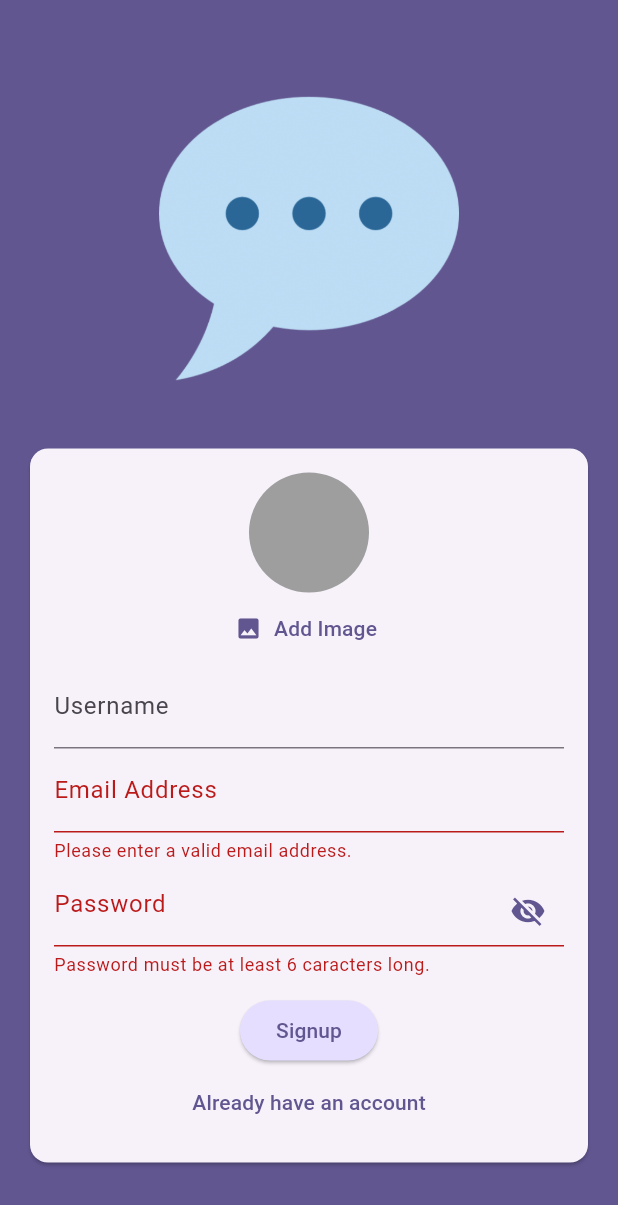
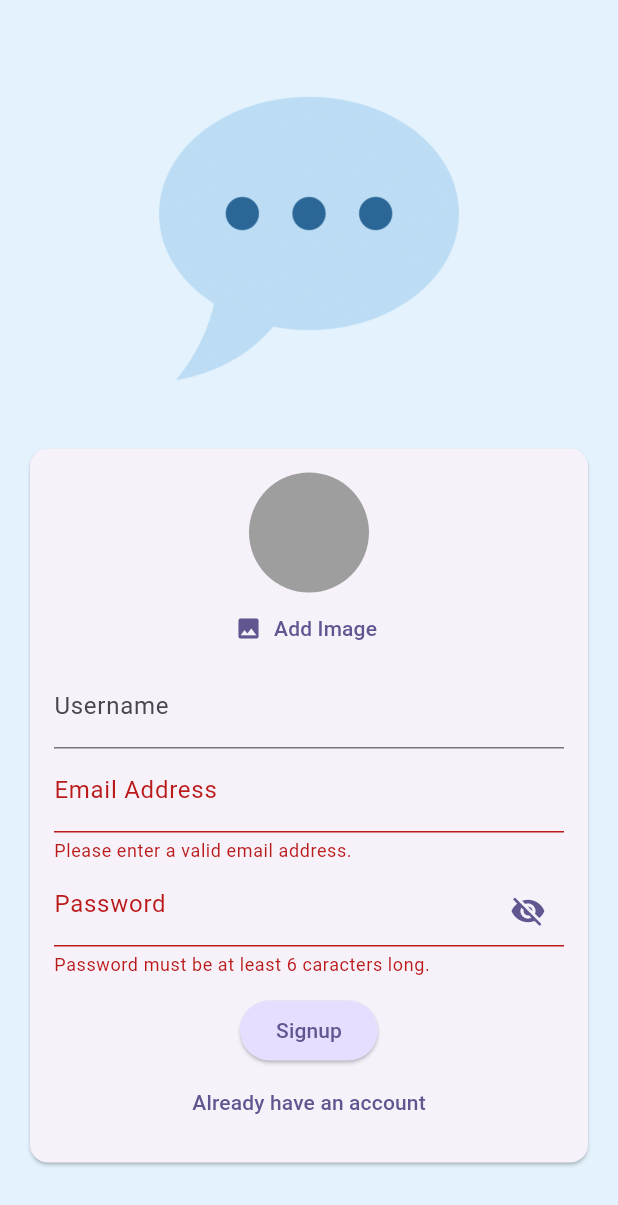
Before and after one commit to Aymen-Khanfir/flutter-chat-app, a Flutter app: the screen it shows after launch, after a tap on "Login", after a tap on "Create an account", on a phone screen of 412 x 824 dp. Shown: the top 1205 px of the screen. Run offline on Flutter 3.47's test engine with Material 3 defaults, Android fonts, the phone set to English and light mode, and no system bars; our stand-ins replace cloud_firestore, firebase_auth, firebase_core, firebase_messaging, firebase_storage, image_picker; accounts and stored records are empty.

```diff
--- a/lib/screens/auth.dart
+++ b/lib/screens/auth.dart
@@ -81,7 +81,7 @@ class _AuthScreenState extends State<AuthScreen> {
   @override
   Widget build(BuildContext context) {
     return Scaffold(
-      backgroundColor: Theme.of(context).colorScheme.primary,
+      backgroundColor: Theme.of(context).secondaryHeaderColor,
       body: Center(
         child: SingleChildScrollView(
           child: Column(
--- a/lib/screens/chat.dart
+++ b/lib/screens/chat.dart
@@ -37,7 +37,7 @@ class _ChatScreenState extends State<ChatScreen> {
   Widget build(BuildContext context) {
     return Scaffold(
       appBar: AppBar(
-        title: const Text('Welcome'),
+        title: const Text('WELCOME TO CHATAK'),
         actions: [
           IconButton(
             onPressed: () {
@@ -45,8 +45,9 @@ class _ChatScreenState extends State<ChatScreen> {
             },
             icon: const Icon(Icons.exit_to_app),
             color: Theme.of(context).colorScheme.primary,
-          )
+          ),
         ],
+        backgroundColor: Theme.of(context).secondaryHeaderColor,
       ),
       body: const Column(
         children: [
--- a/lib/screens/splash.dart
+++ b/lib/screens/splash.dart
@@ -33,28 +33,30 @@ class _SplashScreenState extends State<SplashScreen> with SingleTickerProviderSt
     return Scaffold(
       body: Container(
         width: double.infinity,
-        decoration: const BoxDecoration(
-          gradient: LinearGradient(
-            colors: [Colors.indigo, Colors.deepPurple],
-            begin: Alignment.topRight,
-            end: Alignment.bottomLeft,
-          ),
+        decoration: BoxDecoration(
+          color: Theme.of(context).secondaryHeaderColor,
+          // gradient: LinearGradient(
+          //   colors: [Colors.indigo, Colors.deepPurple],
+          //   begin: Alignment.topRight,
+          //   end: Alignment.bottomLeft,
+          // ),
         ),
-        child: const Column(
+        child: Column(
           mainAxisAlignment: MainAxisAlignment.center,
           children: [
             Icon(
               Icons.chat,
               size: 80,
-              color: Colors.white,
+              color: Theme.of(context).colorScheme.primary,
             ),
-            SizedBox(height: 20),
+            const SizedBox(height: 20),
             Text(
               'CHATAK',
               style: TextStyle(
                 fontStyle: FontStyle.italic,
-                color: Colors.white,
-                fontSize: 32,
+                color: Theme.of(context).colorScheme.primary,
+                fontSize: 38,
+                fontWeight: FontWeight.bold,
               ),
             ),
           ],
```
Also changed, not shown: firebase.json, 5 other files.
